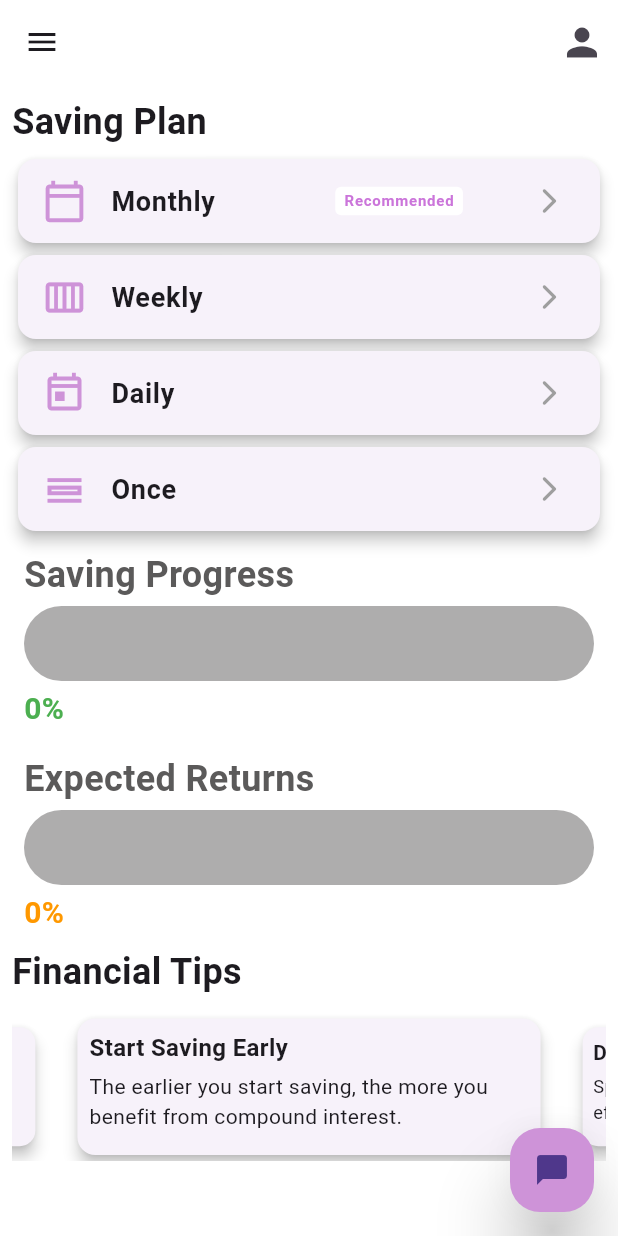
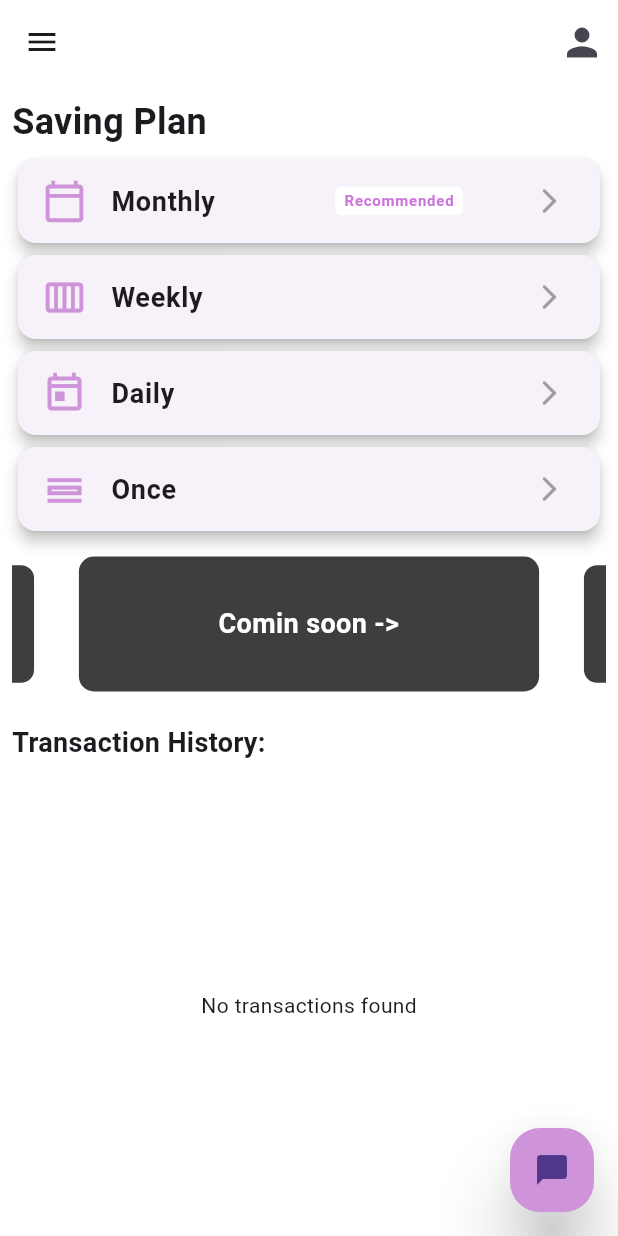
Before and after one commit to HerbertK-93/KcfApp, a Flutter app: the screen it shows once a user with an empty profile is signed in, on a phone screen of 412 x 824 dp. Run offline on Flutter 3.47's test engine with Material 3 defaults, Android fonts, the light colour scheme and no system bars; drawn by our look-alikes of carousel_slider; our stand-ins replace cached_network_image, cloud_firestore, firebase_auth, firebase_core, firebase_storage, image_picker and 1 more; accounts and stored records are empty.

Commit message:
Latest Changes

```diff
--- a/lib/responsive/mobile_screen_layout.dart
+++ b/lib/responsive/mobile_screen_layout.dart
@@ -7,6 +7,7 @@ import 'package:kings_cogent/screens/weekly_screen.dart';
 import 'package:url_launcher/url_launcher.dart';
 import 'package:kings_cogent/screens/profile_screen.dart';
 import 'package:kings_cogent/widgets/sidebar.dart';
+import 'package:cloud_firestore/cloud_firestore.dart';
 
 class SavingPlan {
   double amount;
@@ -125,12 +126,62 @@ class _MobileScreenLayoutState extends State<MobileScreenLayout> {
               },
             ),
             const SizedBox(height: 8),
-            DualProgressBar(
-              savingsProgress: savingsProgress ?? 0,
-              expectedReturns: expectedReturns ?? 0,
+            const FinancialTipsCarousel(),
+            const SizedBox(height: 16),
+            const Text(
+              'Transaction History:',
+              style: TextStyle(fontSize: 18, fontWeight: FontWeight.bold),
             ),
             const SizedBox(height: 8),
-            const FinancialTipsCarousel(),
+            Expanded(
+              child: StreamBuilder<QuerySnapshot>(
+                stream: FirebaseFirestore.instance
+                    .collection('monthly_plan')
+                    .snapshots(),
+                builder: (context, snapshot) {
+                  if (snapshot.connectionState == ConnectionState.waiting) {
+                    return const Center(child: CircularProgressIndicator());
+                  }
+
+                  if (snapshot.hasError) {
+                    return const Center(child: Text('Something went wrong'));
+                  }
+
+                  if (!snapshot.hasData || snapshot.data!.docs.isEmpty) {
+                    return const Center(child: Text('No transactions found'));
+                  }
+
+                  final transactions = snapshot.data!.docs;
+
+                  return ListView.builder(
+                    itemCount: transactions.length,
+                    itemBuilder: (context, index) {
+                      final transaction = transactions[index].data() as Map<String, dynamic>;
+                      final date = (transaction['selected_date'] as Timestamp).toDate();
+                      final amount = transaction['amount'] ?? 0.0;
+                      final interestRate = transaction['interest_rate'] ?? 0.12;
+                      final conversionRate = 3600;
+                      final monthlyReturns = amount + (amount * interestRate);
+
+                      return Card(
+                        margin: const EdgeInsets.symmetric(vertical: 4.0),
+                        child: ListTile(
+                          title: Text('Transaction ${transactions.length - index}'),
+                          subtitle: Column(
+                            crossAxisAlignment: CrossAxisAlignment.start,
+                            children: [
+                              Text('Date: ${date.toString().split(' ')[0]}'),
+                              Text('Amount: \$${amount} (${(amount * conversionRate).toStringAsFixed(2)} UGX)'),
+                              Text('Monthly Returns: \$${monthlyReturns.toStringAsFixed(2)} (${(monthlyReturns * conversionRate).toStringAsFixed(2)} UGX)'),
+                            ],
+                          ),
+                        ),
+                      );
+                    },
+                  );
+                },
+              ),
+            ),
           ],
         ),
       ),
@@ -280,171 +331,46 @@ class ServiceCard extends StatelessWidget {
   }
 }
 
-class DualProgressBar extends StatelessWidget {
-  final double? savingsProgress;
-  final double? expectedReturns;
-
-  const DualProgressBar({super.key,
-    this.savingsProgress,
-    this.expectedReturns,
-  });
-
-  @override
-  Widget build(BuildContext context) {
-    return Container(
-      padding: const EdgeInsets.symmetric(horizontal: 8),
-      child: Column(
-        crossAxisAlignment: CrossAxisAlignment.stretch,
-        children: [
-          if (savingsProgress != null)
-            _buildBarChart('Saving Progress', savingsProgress!, Colors.green),
-          const SizedBox(height: 15),
-          if (expectedReturns != null)
-            _buildBarChart('Expected Returns', expectedReturns!, Colors.orange),
-        ],
-      ),
-    );
-  }
-
-  Widget _buildBarChart(String label, double value, Color color) {
-    return Column(
-      crossAxisAlignment: CrossAxisAlignment.start,
-      children: [
-        Text(
-          label,
-          style: const TextStyle(
-            fontWeight: FontWeight.bold,
-            fontSize: 24,
-            color: Color.fromARGB(255, 91, 90, 90),
-          ),
-        ),
-        const SizedBox(height: 4),
-        SizedBox(
-          height: 50,
-          child: Stack(
-            children: [
-              ClipRRect(
-                borderRadius: BorderRadius.circular(25),
-                child: Container(
-                  width: double.infinity,
-                  height: 50,
-                  color: const Color.fromARGB(255, 174, 173, 173),
-                ),
-              ),
-              ClipRRect(
-                borderRadius: BorderRadius.circular(10),
-                child: FractionallySizedBox(
-                  widthFactor: value / 100,
-                  child: Container(
-                    height: 50,
-                    color: color,
-                  ),
-                ),
-              ),
-            ],
-          ),
-        ),
-        const SizedBox(height: 4),
-        Text(
-          '${value.toInt()}%',
-          style: TextStyle(
-            fontSize: 20,
-            fontWeight: FontWeight.bold,
-            color: color,
-          ),
-        ),
-      ],
-    );
-  }
-}
-
 class FinancialTipsCarousel extends StatelessWidget {
   const FinancialTipsCarousel({super.key});
 
   @override
   Widget build(BuildContext context) {
-    final List<Map<String, String>> financialTips = [
-      {
-        'title': 'Start Saving Early',
-        'description': 'The earlier you start saving, the more you benefit from compound interest.',
-      },
-      {
-        'title': 'Diversify Investments',
-        'description': 'Spread your investments to manage risk effectively.',
-      },
-      {
-        'title': 'Set Financial Goals',
-        'description': 'Having clear goals helps you stay focused and motivated.',
-      },
-    ];
-
-    return Column(
-      crossAxisAlignment: CrossAxisAlignment.start,
-      children: [
-        const Text(
-          'Financial Tips',
-          style: TextStyle(
-            fontSize: 24,
-            fontWeight: FontWeight.bold,
+    return CarouselSlider(
+      options: CarouselOptions(
+        height: 100,
+        autoPlay: true,
+        enlargeCenterPage: true,
+      ),
+      items: [
+        'Comin soon -> ',
+        'Loans with good interest rates',
+        'Kings Cogent visa Card',
+        'Kings Cogent mobile wallet',
+        'Financial Benefits and Incetives',
+        'Awards to our best customers',
+        'Emergency fund',
+        'And much more',
+      ].map((tip) {
+        return Container(
+          margin: const EdgeInsets.all(5.0),
+          decoration: BoxDecoration(
+            color: const Color.fromARGB(255, 63, 62, 63),
+            borderRadius: BorderRadius.circular(10.0),
           ),
-        ),
-        const SizedBox(height: 10),
-        AspectRatio(
-          aspectRatio: 16 / 4,
-          child: CarouselSlider(
-            options: CarouselOptions(
-              autoPlay: true,
-              enlargeCenterPage: true,
-              enableInfiniteScroll: true,
+          child: Center(
+            child: Text(
+              tip,
+              style: const TextStyle(
+                fontSize: 18.0,
+                color: Colors.white,
+                fontWeight: FontWeight.bold,
+              ),
+              textAlign: TextAlign.center,
             ),
-            items: financialTips.map((tip) {
-              return Builder(
-                builder: (BuildContext context) {
-                  return TipCard(
-                    title: tip['title']!,
-                    description: tip['description']!,
-                  );
-                },
-              );
-            }).toList(),
           ),
-        ),
-      ],
+        );
+      }).toList(),
     );
   }
 }
-
-class TipCard extends StatelessWidget {
-  final String title;
-  final String description;
-
-  const TipCard({super.key,
-    required this.title,
-    required this.description,
-  });
-
-  @override
-  Widget build(BuildContext context) {
-    return Card(
-      elevation: 4,
-      child: Container(
-        width: double.infinity,
-        padding: const EdgeInsets.all(8),
-        child: Column(
-          crossAxisAlignment: CrossAxisAlignment.start,
-          children: [
-            Text(
-              title,
-              style: const TextStyle(
-                fontSize: 16,
-                fontWeight: FontWeight.bold,
-              ),
-            ),
-            const SizedBox(height: 4),
-            Text(description),
-          ],
-        ),
-      ),
-    );
-  }
-}
--- a/lib/responsive/web_screen_layout.dart
+++ b/lib/responsive/web_screen_layout.dart
@@ -205,4 +205,6 @@ class WebScreenLayout extends StatelessWidget {
       floatingActionButtonLocation: FloatingActionButtonLocation.endFloat,
     );
   }
+
+  ServiceCard({required String title, required IconData icon, required Null Function() onTap}) {}
 }
--- a/pubspec.yaml
+++ b/pubspec.yaml
@@ -40,6 +40,7 @@ dependencies:
     sdk: flutter
   image_picker: ^1.0.7
   intl: ^0.19.0
+  percent_indicator: ^4.2.3
   permission_handler: ^11.3.1
   provider: ^6.1.2
   shared_preferences: ^2.2.2
```
Also changed, not shown: pubspec.lock.
